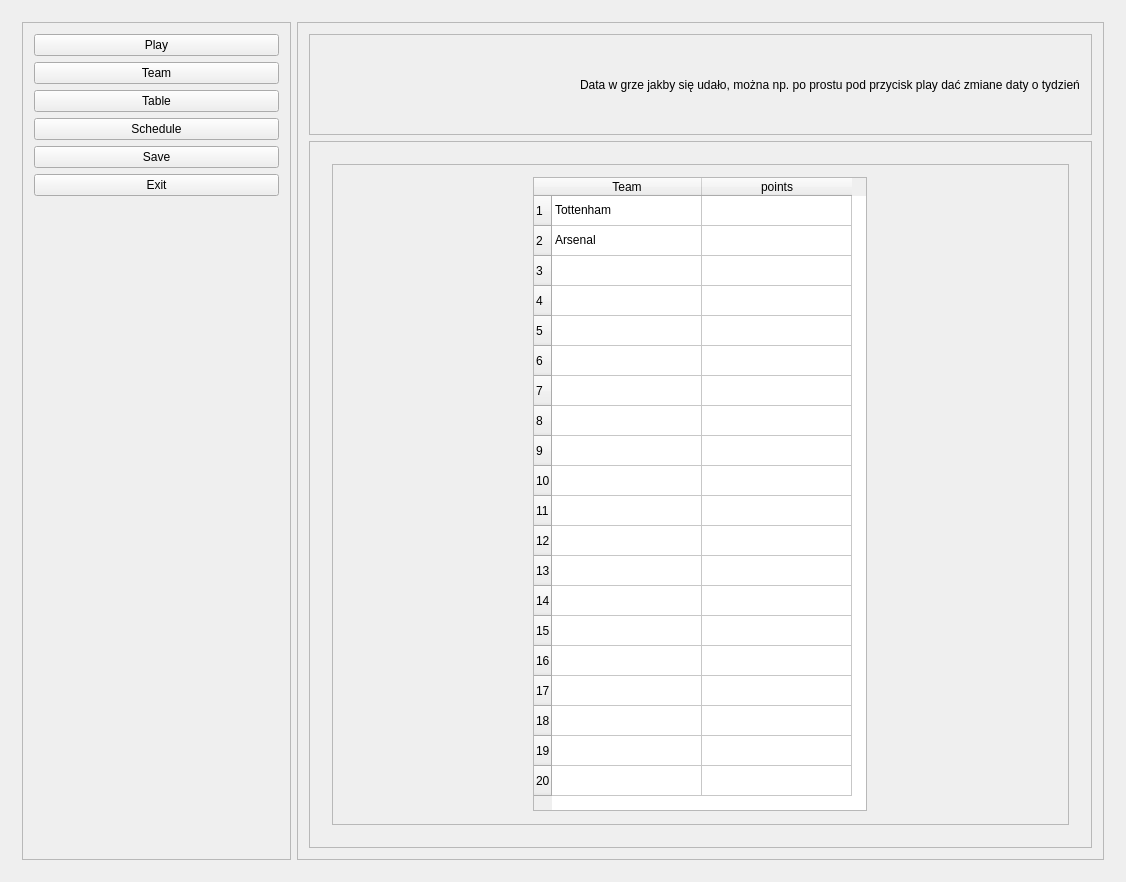
Before: the Qt Designer form LoadGame.ui in DawidO99/FM_QT_Project_vol2, drawn with Qt 5.
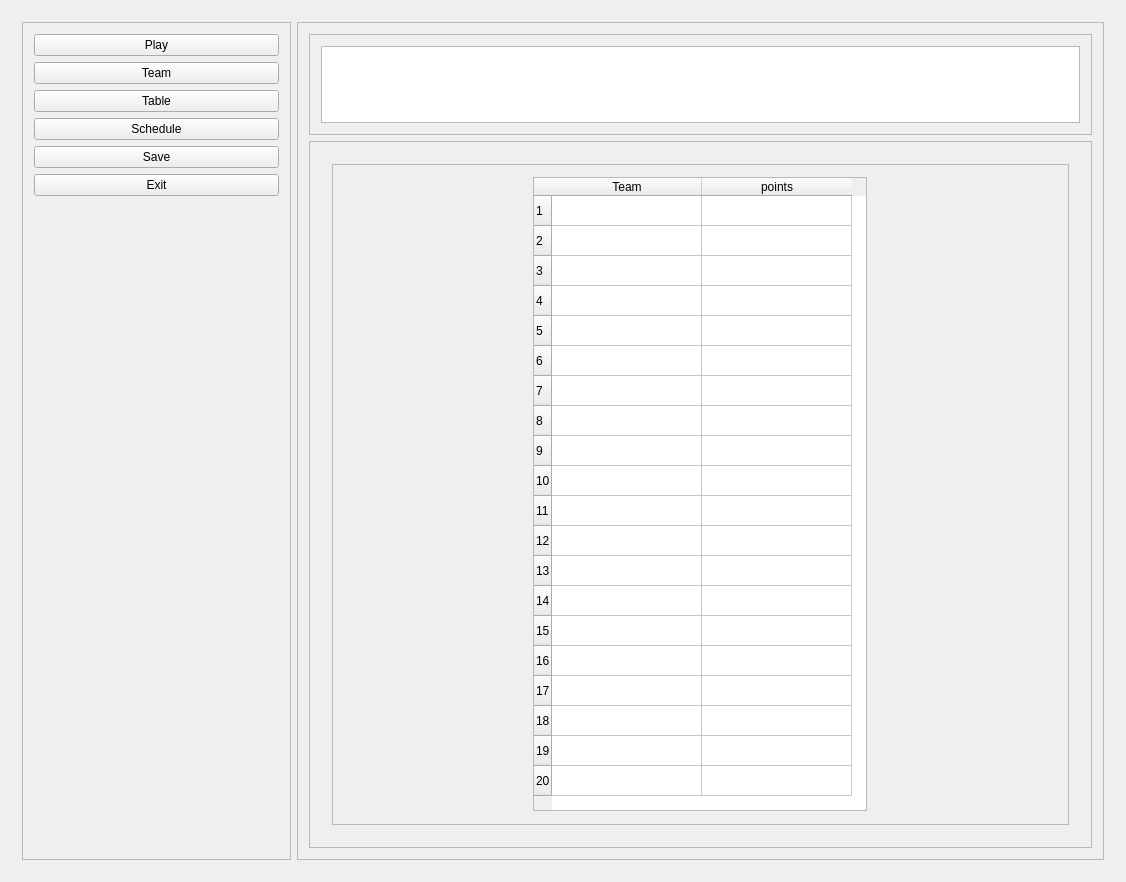
After: the same form once the commit is applied. The open tabs and pages were chosen to show the change.

Commit message: Dodalem obsluge plikow zarowno dla new_game jak i load_game (tam gdzie sie dalo). Potrzebuje miec zrobiony ui do reszty zeby napisac logike rozgrywania sezonu. Patrzylem tez na ten kalendarz i niby cos tam da sie zrobic, ale idk jeszcze jak, cos tam napisalem, ale nie dzialalo to usunalem.

What changed in the file:
```diff
--- a/LoadGame.ui
+++ b/LoadGame.ui
@@ -166,12 +166,8 @@
               <enum>QFrame::Shadow::Raised</enum>
              </property>
              <layout class="QHBoxLayout" name="horizontalLayout_5">
-              <item alignment="Qt::AlignmentFlag::AlignRight">
-               <widget class="QLabel" name="label_date">
-                <property name="text">
-                 <string>Data w grze jakby się udało, można np. po prostu pod przycisk play dać zmiane daty o tydzień</string>
-                </property>
-               </widget>
+              <item>
+               <widget class="QTextBrowser" name="label_date"/>
               </item>
              </layout>
             </widget>
@@ -322,12 +318,137 @@
                        </column>
                        <item row="0" column="0">
                         <property name="text">
-                         <string>Tottenham</string>
+                         <string/>
+                        </property>
+                       </item>
+                       <item row="0" column="1">
+                        <property name="text">
+                         <string/>
                         </property>
                        </item>
                        <item row="1" column="0">
                         <property name="text">
-                         <string>Arsenal</string>
+                         <string/>
+                        </property>
+                       </item>
+                       <item row="1" column="1">
+                        <property name="text">
+                         <string/>
+                        </property>
+                       </item>
+                       <item row="2" column="0">
+                        <property name="text">
+                         <string/>
+                        </property>
+                       </item>
+                       <item row="2" column="1">
+                        <property name="text">
+                         <string/>
+                        </property>
+                       </item>
+                       <item row="3" column="0">
+                        <property name="text">
+                         <string/>
+                        </property>
+                       </item>
+                       <item row="3" column="1">
+                        <property name="text">
+                         <string/>
+                        </property>
+                       </item>
+                       <item row="4" column="0">
+                        <property name="text">
+                         <string/>
+                        </property>
+                       </item>
+                       <item row="4" column="1">
+                        <property name="text">
+                         <string/>
+                        </property>
+                       </item>
+                       <item row="5" column="0">
+                        <property name="text">
+                         <string/>
+                        </property>
+                       </item>
+                       <item row="5" column="1">
+                        <property name="text">
+                         <string/>
+                        </property>
+                       </item>
+                       <item row="6" column="0">
+                        <property name="text">
+                         <string/>
+                        </property>
+                       </item>
+                       <item row="6" column="1">
+                        <property name="text">
+                         <string/>
+                        </property>
+                       </item>
+                       <item row="7" column="1">
+                        <property name="text">
+                         <string/>
+                        </property>
+                       </item>
+                       <item row="8" column="1">
+                        <property name="text">
+                         <string/>
+                        </property>
+                       </item>
+                       <item row="9" column="1">
+                        <property name="text">
+                         <string/>
+                        </property>
+                       </item>
+                       <item row="10" column="1">
+                        <property name="text">
+                         <string/>
+                        </property>
+                       </item>
+                       <item row="11" column="1">
+                        <property name="text">
+                         <string/>
+                        </property>
+                       </item>
+                       <item row="12" column="1">
+                        <property name="text">
+                         <string/>
+                        </property>
+                       </item>
+                       <item row="13" column="1">
+                        <property name="text">
+                         <string/>
+                        </property>
+                       </item>
+                       <item row="14" column="1">
+                        <property name="text">
+                         <string/>
+                        </property>
+                       </item>
+                       <item row="15" column="1">
+                        <property name="text">
+                         <string/>
+                        </property>
+                       </item>
+                       <item row="16" column="1">
+                        <property name="text">
+                         <string/>
+                        </property>
+                       </item>
+                       <item row="17" column="1">
+                        <property name="text">
+                         <string/>
+                        </property>
+                       </item>
+                       <item row="18" column="1">
+                        <property name="text">
+                         <string/>
+                        </property>
+                       </item>
+                       <item row="19" column="1">
+                        <property name="text">
+                         <string/>
                         </property>
                        </item>
                       </widget>
```
Left out of the diff: 4 changed lines with no effect on the pictures. The commit also changes 18 other files.
